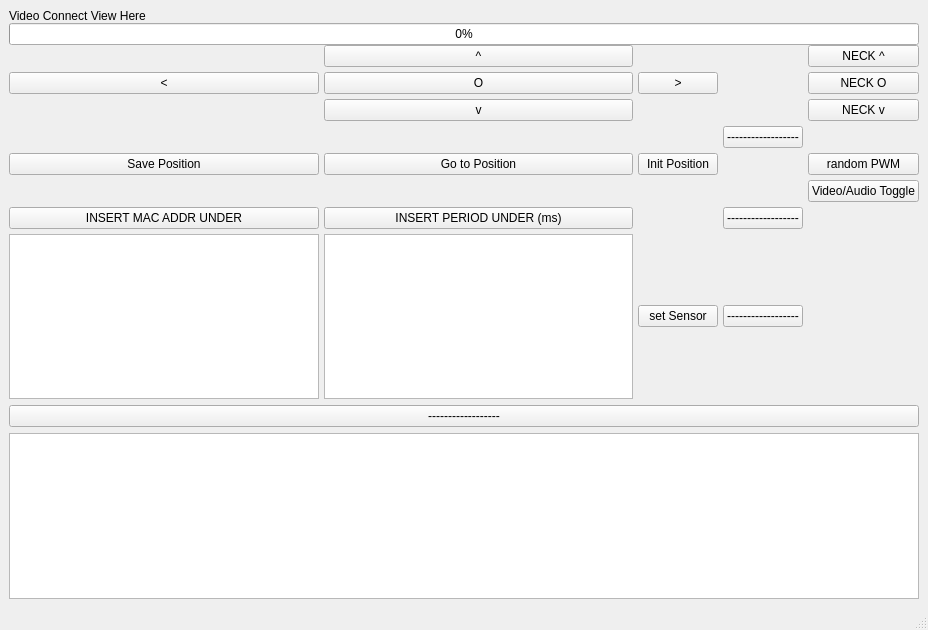
varram-suh/etri-server, file mdichild.ui: the form before one commit.
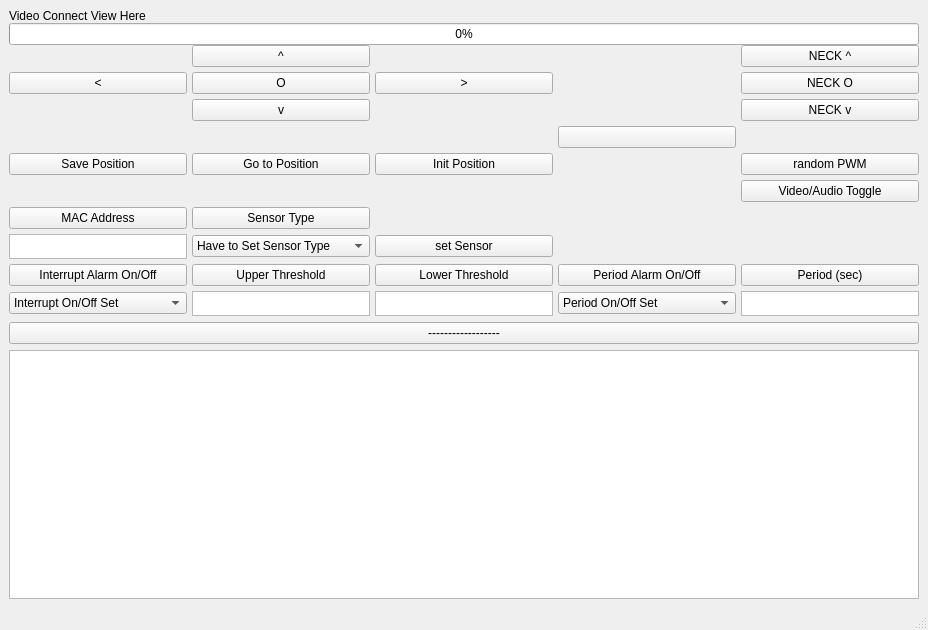
The form after the commit. Custom widgets are drawn as their Qt base class.

Commit message: sensor set 임시데이터 -> 실제데이터

What changed in the file:
```diff
--- a/mdichild.ui
+++ b/mdichild.ui
@@ -83,76 +83,10 @@
        </widget>
       </item>
       <item>
-       <layout class="QGridLayout" name="gridLayout" rowstretch="0,0,0,0,0,0,0,0" columnstretch="0,0,0,0,0,0">
+       <layout class="QGridLayout" name="gridLayout" rowstretch="0,0,0,0,0,0,0,0,0,0" columnstretch="0,0,0,0,0,0">
         <property name="spacing">
          <number>5</number>
         </property>
-        <item row="3" column="4">
-         <widget class="QPushButton" name="pushButton_4">
-          <property name="text">
-           <string>------------------</string>
-          </property>
-         </widget>
-        </item>
-        <item row="1" column="3">
-         <widget class="QPushButton" name="moveRightButton">
-          <property name="text">
-           <string>&gt;</string>
-          </property>
-         </widget>
-        </item>
-        <item row="4" column="5">
-         <widget class="QPushButton" name="pwmChangeButton">
-          <property name="text">
-           <string>random PWM</string>
-          </property>
-         </widget>
-        </item>
-        <item row="4" column="1">
-         <widget class="QPushButton" name="savePositionButton">
-          <property name="text">
-           <string>Save Position</string>
-          </property>
-         </widget>
-        </item>
-        <item row="6" column="4">
-         <widget class="QPushButton" name="pushButton_2">
-          <property name="text">
-           <string>------------------</string>
-          </property>
-         </widget>
-        </item>
-        <item row="4" column="3">
-         <widget class="QPushButton" name="initPositionButton">
-          <property name="text">
-           <string>Init Position</string>
-          </property>
-         </widget>
-        </item>
-        <item row="1" column="2">
-         <widget class="QPushButton" name="moveOriginButton">
-          <property name="text">
-           <string>O</string>
-          </property>
-         </widget>
-        </item>
-        <item row="7" column="2">
-         <widget class="QTextEdit" name="periodText"/>
-        </item>
-        <item row="0" column="2">
-         <widget class="QPushButton" name="moveUpButton">
-          <property name="text">
-           <string>^</string>
-          </property>
-         </widget>
-        </item>
-        <item row="5" column="5">
-         <widget class="QPushButton" name="vaToggleButton">
-          <property name="text">
-           <string>Video/Audio Toggle</string>
-          </property>
-         </widget>
-        </item>
         <item row="0" column="5">
          <widget class="QPushButton" name="moveNeckUp">
           <property name="text">
@@ -160,30 +94,6 @@
           </property>
          </widget>
         </item>
-        <item row="2" column="5">
-         <widget class="QPushButton" name="moveNeckDown">
-          <property name="text">
-           <string>NECK v</string>
-          </property>
-         </widget>
-        </item>
-        <item row="4" column="2">
-         <widget class="QPushButton" name="gotoPositionButton">
-          <property name="text">
-           <string>Go to Position</string>
-          </property>
-         </widget>
-        </item>
-        <item row="7" column="1">
-         <widget class="QTextEdit" name="macText"/>
-        </item>
-        <item row="7" column="4">
-         <widget class="QPushButton" name="pushButton_3">
-          <property name="text">
-           <string>------------------</string>
-          </property>
-         </widget>
-        </item>
         <item row="1" column="5">
          <widget class="QPushButton" name="moveNeckOriginButton">
           <property name="text">
@@ -191,6 +101,36 @@
           </property>
          </widget>
         </item>
+        <item row="7" column="1">
+         <widget class="QTextEdit" name="sensor_macAddr">
+          <property name="sizePolicy">
+           <sizepolicy hsizetype="Ignored" vsizetype="Fixed">
+            <horstretch>0</horstretch>
+            <verstretch>0</verstretch>
+           </sizepolicy>
+          </property>
+          <property name="maximumSize">
+           <size>
+            <width>16777215</width>
+            <height>25</height>
+           </size>
+          </property>
+         </widget>
+        </item>
+        <item row="1" column="2">
+         <widget class="QPushButton" name="moveOriginButton">
+          <property name="text">
+           <string>O</string>
+          </property>
+         </widget>
+        </item>
+        <item row="2" column="5">
+         <widget class="QPushButton" name="moveNeckDown">
+          <property name="text">
+           <string>NECK v</string>
+          </property>
+         </widget>
+        </item>
         <item row="2" column="2">
          <widget class="QPushButton" name="moveDownButton">
           <property name="text">
@@ -198,24 +138,105 @@
           </property>
          </widget>
         </item>
-        <item row="1" column="1">
-         <widget class="QPushButton" name="moveLeftButton">
+        <item row="1" column="3">
+         <widget class="QPushButton" name="moveRightButton">
           <property name="text">
-           <string>&lt;</string>
+           <string>&gt;</string>
           </property>
          </widget>
         </item>
+        <item row="5" column="5">
+         <widget class="QPushButton" name="vaToggleButton">
+          <property name="text">
+           <string>Video/Audio Toggle</string>
+          </property>
+         </widget>
+        </item>
+        <item row="7" column="2">
+         <widget class="QComboBox" name="sensor_type">
+          <item>
+           <property name="text">
+            <string>Have to Set Sensor Type</string>
+           </property>
+          </item>
+          <item>
+           <property name="text">
+            <string>Hall</string>
+           </property>
+          </item>
+          <item>
+           <property name="text">
+            <string>Temperature</string>
+           </property>
+          </item>
+          <item>
+           <property name="text">
+            <string>Humidity</string>
+           </property>
+          </item>
+          <item>
+           <property name="text">
+            <string>PIR</string>
+           </property>
+          </item>
+          <item>
+           <property name="text">
+            <string>ECO2</string>
+           </property>
+          </item>
+          <item>
+           <property name="text">
+            <string>TVOC</string>
+           </property>
+          </item>
+         </widget>
+        </item>
         <item row="6" column="1">
          <widget class="QPushButton" name="pushButton">
           <property name="text">
-           <string>INSERT MAC ADDR UNDER</string>
+           <string>MAC Address</string>
+          </property>
+         </widget>
+        </item>
+        <item row="0" column="2">
+         <widget class="QPushButton" name="moveUpButton">
+          <property name="text">
+           <string>^</string>
+          </property>
+         </widget>
+        </item>
+        <item row="4" column="3">
+         <widget class="QPushButton" name="initPositionButton">
+          <property name="text">
+           <string>Init Position</string>
+          </property>
+         </widget>
+        </item>
+        <item row="4" column="5">
+         <widget class="QPushButton" name="pwmChangeButton">
+          <property name="text">
+           <string>random PWM</string>
+          </property>
+         </widget>
+        </item>
+        <item row="4" column="2">
+         <widget class="QPushButton" name="gotoPositionButton">
+          <property name="text">
+           <string>Go to Position</string>
           </property>
          </widget>
         </item>
         <item row="6" column="2">
          <widget class="QPushButton" name="pushButton_5">
           <property name="text">
-           <string>INSERT PERIOD UNDER (ms)</string>
+           <string>Sensor Type</string>
+          </property>
+         </widget>
+        </item>
+        <item row="8" column="1">
+         <widget class="QPushButton" name="pushButton_6">
+          <property name="text">
+           <string>Interrupt Alarm On/Off</string>
           </property>
          </widget>
         </item>
@@ -226,6 +247,141 @@
           </property>
          </widget>
         </item>
+        <item row="1" column="1">
+         <widget class="QPushButton" name="moveLeftButton">
+          <property name="text">
+           <string>&lt;</string>
+          </property>
+         </widget>
+        </item>
+        <item row="4" column="1">
+         <widget class="QPushButton" name="savePositionButton">
+          <property name="text">
+           <string>Save Position</string>
+          </property>
+         </widget>
+        </item>
+        <item row="3" column="4">
+         <widget class="QPushButton" name="pushButton_4">
+          <property name="text">
+           <string/>
+          </property>
+         </widget>
+        </item>
+        <item row="9" column="1">
+         <widget class="QComboBox" name="sensor_interruptOnOff">
+          <item>
+           <property name="text">
+            <string>Interrupt On/Off Set</string>
+           </property>
+          </item>
+          <item>
+           <property name="text">
+            <string>Interrupt On</string>
+           </property>
+          </item>
+          <item>
+           <property name="text">
+            <string>Interrupt Off</string>
+           </property>
+          </item>
+         </widget>
+        </item>
+        <item row="9" column="4">
+         <widget class="QComboBox" name="sensor_periodOnOff">
+          <item>
+           <property name="text">
+            <string>Period On/Off Set</string>
+           </property>
+          </item>
+          <item>
+           <property name="text">
+            <string>Period Alarm On</string>
+           </property>
+          </item>
+          <item>
+           <property name="text">
+            <string>Period Alarm Off</string>
+           </property>
+          </item>
+         </widget>
+        </item>
+        <item row="9" column="2">
+         <widget class="QTextEdit" name="sensor_upperThreshold">
+          <property name="sizePolicy">
+           <sizepolicy hsizetype="Ignored" vsizetype="Fixed">
+            <horstretch>0</horstretch>
+            <verstretch>0</verstretch>
+           </sizepolicy>
+          </property>
+          <property name="maximumSize">
+           <size>
+            <width>16777215</width>
+            <height>25</height>
+           </size>
+          </property>
+         </widget>
+        </item>
+        <item row="9" column="3">
+         <widget class="QTextEdit" name="sensor_lowerThreshold">
+          <property name="sizePolicy">
+           <sizepolicy hsizetype="Ignored" vsizetype="Fixed">
+            <horstretch>0</horstretch>
+            <verstretch>0</verstretch>
+           </sizepolicy>
+          </property>
+          <property name="maximumSize">
+           <size>
+            <width>16777215</width>
+            <height>25</height>
+           </size>
+          </property>
+         </widget>
+        </item>
+        <item row="9" column="5">
+         <widget class="QTextEdit" name="sensor_period">
+          <property name="sizePolicy">
+           <sizepolicy hsizetype="Ignored" vsizetype="Fixed">
+            <horstretch>0</horstretch>
+            <verstretch>0</verstretch>
+           </sizepolicy>
+          </property>
+          <property name="maximumSize">
+           <size>
+            <width>16777215</width>
+            <height>25</height>
+           </size>
+          </property>
+         </widget>
+        </item>
+        <item row="8" column="2">
+         <widget class="QPushButton" name="pushButton_8">
+          <property name="text">
+           <string>Upper Threshold</string>
+          </property>
+         </widget>
+        </item>
+        <item row="8" column="3">
+         <widget class="QPushButton" name="pushButton_9">
+          <property name="text">
+           <string>Lower Threshold</string>
+          </property>
+         </widget>
+        </item>
+        <item row="8" column="4">
+         <widget class="QPushButton" name="pushButton_10">
+          <property name="text">
+           <string>Period Alarm On/Off</string>
+          </property>
+         </widget>
+        </item>
+        <item row="8" column="5">
+         <widget class="QPushButton" name="pushButton_11">
+          <property name="text">
+           <string>Period (sec)</string>
+          </property>
+         </widget>
+        </item>
        </layout>
       </item>
      </layout>
```
The commit also changes 7 other files.
